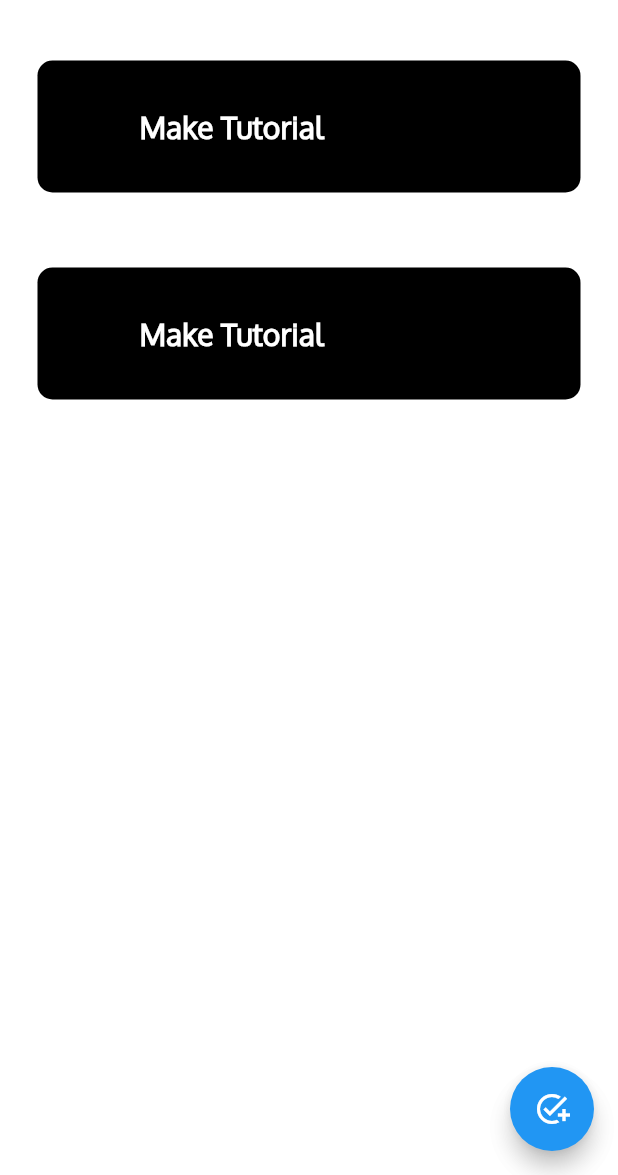
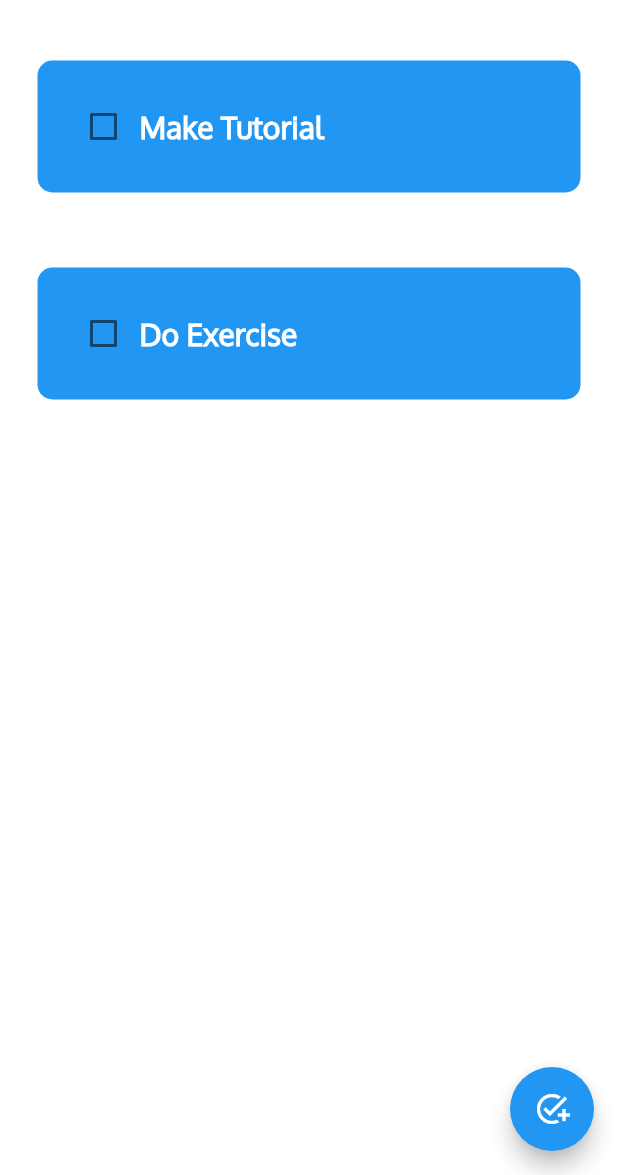
Before and after one commit to Ftgeorge/to_do_list-powered-by-septre, a Flutter app: the screen it shows after launch, on a phone screen of 412 x 824 dp, the part 61-1236 px from its top. Run offline on Flutter 3.47's test engine with Material 2 defaults, Android fonts, the phone set to English and light mode, and no system bars; drawn by our look-alikes of flutter_slidable.

Commit message:
Delete button

```diff
--- a/lib/components/alert_box.dart
+++ b/lib/components/alert_box.dart
@@ -14,7 +14,7 @@ class DialogBox extends StatelessWidget {
   @override
   Widget build(BuildContext context) {
     return AlertDialog(
-      backgroundColor: Colors.black,
+      backgroundColor: Colors.blue,
       content: Container(
         height: 120,
         child: Column(
--- a/lib/components/todo_tile.dart
+++ b/lib/components/todo_tile.dart
@@ -1,20 +1,34 @@
 import 'package:flutter/material.dart';
+import 'package:flutter_slidable/flutter_slidable.dart';
 
 class TodoTile extends StatelessWidget {
   final String NameofTask;
   final bool Completedtask;
   Function(bool?)? onChanged;
+  Function(BuildContext)? deletetodo;
 
   TodoTile(
       {super.key,
       required this.Completedtask,
       required this.NameofTask,
-      required this.onChanged});
+      required this.onChanged,
+      required this.deletetodo});
 
   @override
   Widget build(BuildContext context) {
     return Padding(
       padding: const EdgeInsets.all(25.0),
+      child: Slidable(
+        endActionPane: ActionPane(
+          motion: StretchMotion(),
+          children: [
+            SlidableAction(
+              onPressed: deletetodo,
+              icon: Icons.delete,
+              backgroundColor: Colors.red,
+            )
+          ],
+        ),
         child: Container(
           padding: EdgeInsets.all(20),
           // ignore: sort_child_properties_last
@@ -22,7 +36,7 @@ class TodoTile extends StatelessWidget {
             children: [
               Checkbox(value: Completedtask, onChanged: onChanged),
               Text(
-              "Make Tutorial",
+                NameofTask,
                 style: TextStyle(
                   fontSize: 20,
                   fontFamily: 'Oxygen',
@@ -36,7 +50,8 @@ class TodoTile extends StatelessWidget {
             ],
           ),
           decoration: BoxDecoration(
-            color: Colors.black, borderRadius: BorderRadius.circular(10)),
+              color: Colors.blue, borderRadius: BorderRadius.circular(10)),
+        ),
       ),
     );
   }
--- a/lib/mainscreen.dart
+++ b/lib/mainscreen.dart
@@ -15,7 +15,7 @@ final _controller = TextEditingController();
 
 class _MainscreenState extends State<Mainscreen> {
   List ToDoList = [
-    ['Sleep Now', false],
+    ['Make Tutorial', false],
     ["Do Exercise", false]
   ];
 
@@ -43,6 +43,12 @@ class _MainscreenState extends State<Mainscreen> {
             Cancel: () => Navigator.of(context).pop(),
           );
         });
+  }
+
+  void deletetask(int index) {
+    setState(() {
+      ToDoList.removeAt(index);
+    });
   }
 
   @override
@@ -75,6 +81,7 @@ class _MainscreenState extends State<Mainscreen> {
             Completedtask: ToDoList[index][1],
             NameofTask: ToDoList[index][0],
             onChanged: (value) => checkBoxChanged(value, index),
+            deletetodo: (context) => deletetask,
           );
         },
       ),
```
Also changed, not shown: pubspec.lock. Lines whose indentation alone changed are shown as unchanged.
